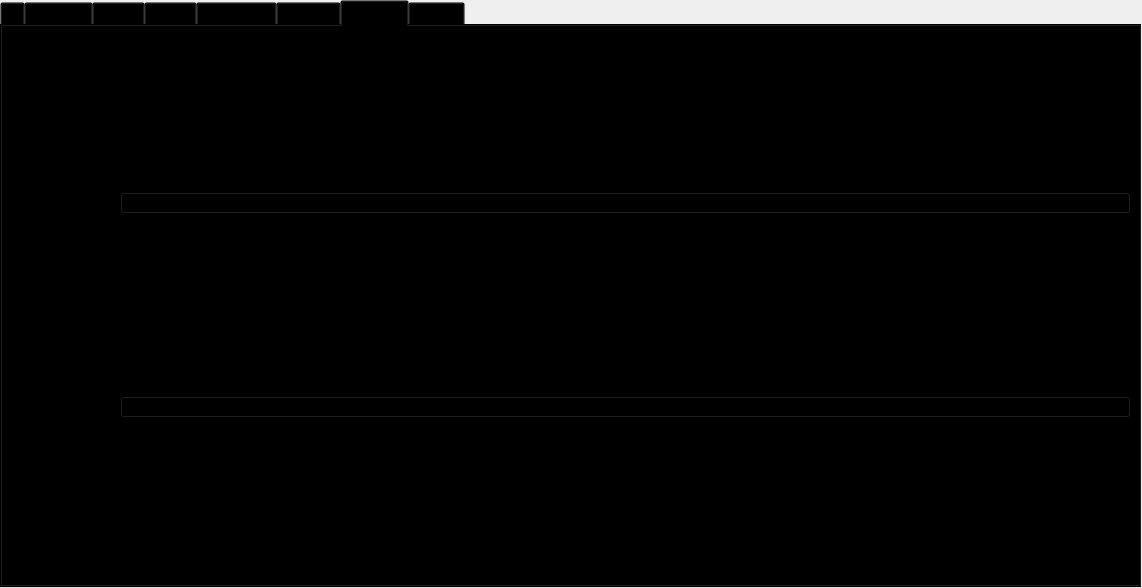
Old version of the form progress/App/main_window/mainwindow.ui in the repository sandialabs/snl-progress.
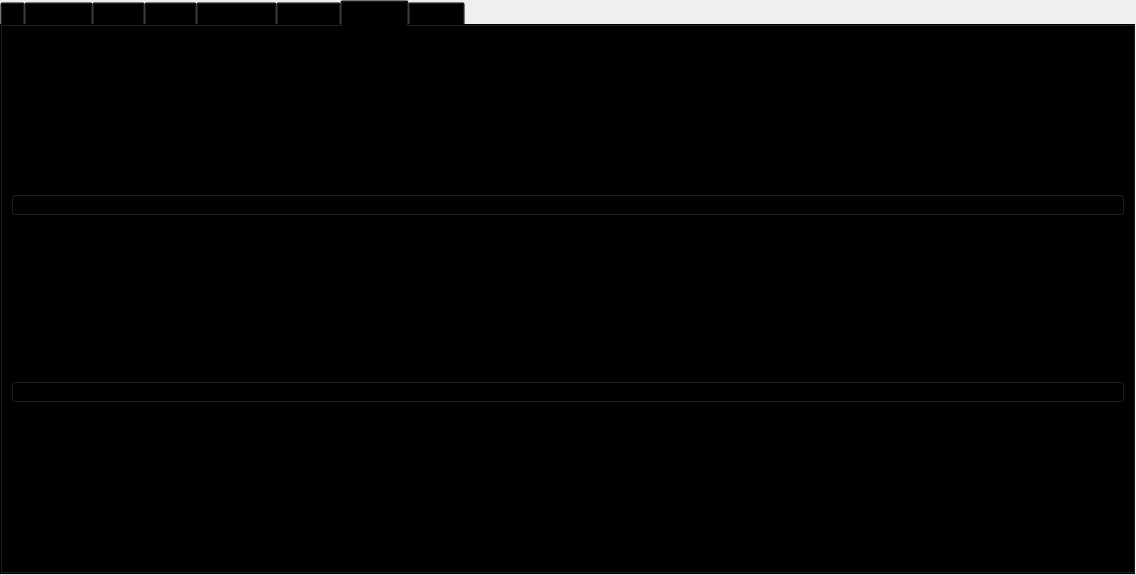
New version of the form. The open tabs and pages were chosen to show the change. Icons and pictures are not drawn.

Commit message: reverted themes page

```diff
--- a/progress/App/main_window/mainwindow.ui
+++ b/progress/App/main_window/mainwindow.ui
@@ -6,8 +6,8 @@
    <rect>
     <x>0</x>
     <y>0</y>
-    <width>1142</width>
-    <height>588</height>
+    <width>1136</width>
+    <height>575</height>
    </rect>
   </property>
   <property name="palette">
@@ -342,81 +342,11 @@
            <attribute name="title">
             <string>Themes</string>
            </attribute>
-           <layout class="QHBoxLayout" name="horizontalLayout" stretch="0,1">
-            <property name="spacing">
-             <number>25</number>
-            </property>
-            <property name="leftMargin">
-             <number>9</number>
-            </property>
-            <property name="topMargin">
-             <number>9</number>
-            </property>
-            <property name="rightMargin">
-             <number>9</number>
-            </property>
-            <property name="bottomMargin">
-             <number>9</number>
-            </property>
-            <item>
-             <widget class="QFrame" name="theme_frame">
-              <property name="frameShape">
-               <enum>QFrame::Shape::NoFrame</enum>
-              </property>
-              <property name="frameShadow">
-               <enum>QFrame::Shadow::Raised</enum>
-              </property>
-              <layout class="QVBoxLayout" name="verticalLayout_6">
-               <property name="leftMargin">
-                <number>0</number>
-               </property>
-               <property name="topMargin">
-                <number>0</number>
-               </property>
-               <property name="rightMargin">
-                <number>0</number>
-               </property>
-               <property name="bottomMargin">
-                <number>0</number>
-               </property>
-               <item alignment="Qt::AlignmentFlag::AlignVCenter">
-                <widget class="QLabel" name="theme_label">
-                 <property name="text">
-                  <string>Display Options</string>
-                 </property>
-                </widget>
-               </item>
-              </layout>
-             </widget>
-            </item>
-            <item>
-             <widget class="QFrame" name="frame_2">
-              <property name="frameShape">
-               <enum>QFrame::Shape::NoFrame</enum>
-              </property>
-              <property name="frameShadow">
-               <enum>QFrame::Shadow::Raised</enum>
-              </property>
               <layout class="QVBoxLayout" name="verticalLayout_4">
-               <property name="spacing">
-                <number>25</number>
-               </property>
-               <property name="leftMargin">
-                <number>0</number>
-               </property>
-               <property name="topMargin">
-                <number>0</number>
-               </property>
-               <property name="rightMargin">
-                <number>0</number>
-               </property>
-               <property name="bottomMargin">
-                <number>0</number>
-               </property>
                <item>
                 <widget class="QPushButton" name="light_button">
                  <property name="text">
-                  <string>Light Mode</string>
+               <string>Light Theme</string>
                  </property>
                  <property name="checkable">
                   <bool>true</bool>
@@ -432,7 +362,7 @@
                <item>
                 <widget class="QPushButton" name="dark_button">
                  <property name="text">
-                  <string>Dark Mode</string>
+               <string>Dark Theme</string>
                  </property>
                  <property name="checkable">
                   <bool>true</bool>
@@ -440,9 +370,6 @@
                  <property name="autoExclusive">
                   <bool>true</bool>
                  </property>
-                </widget>
-               </item>
-              </layout>
              </widget>
             </item>
            </layout>
```
Lines whose indentation alone changed are shown as unchanged. The commit also changes 1 other file.
